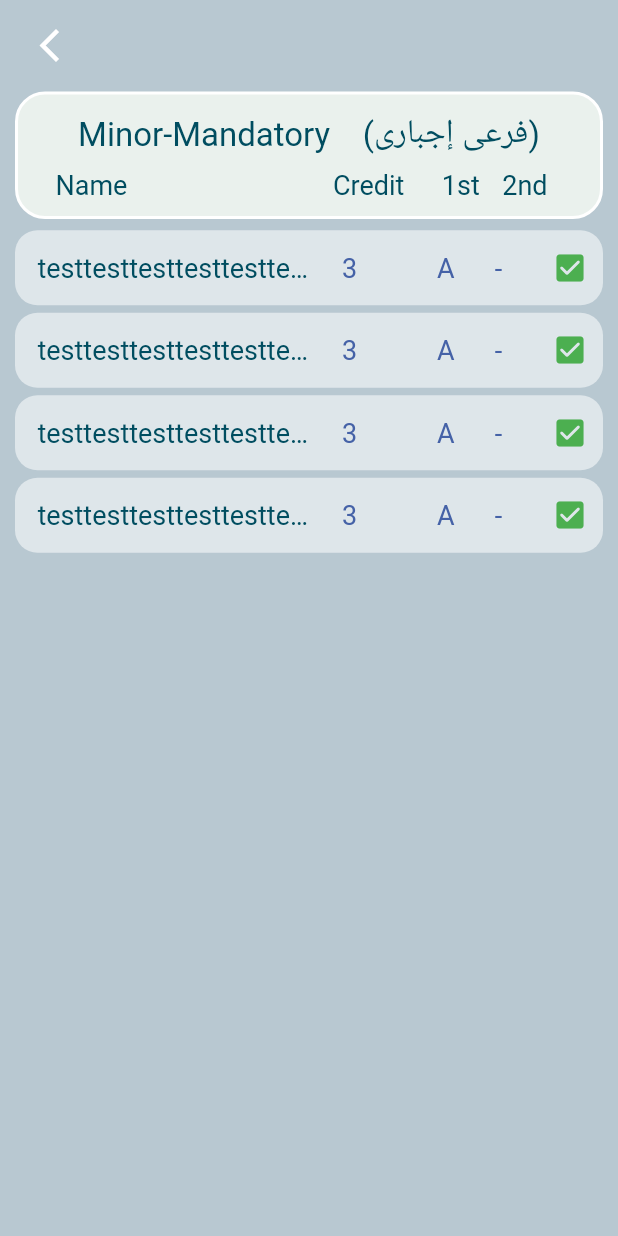
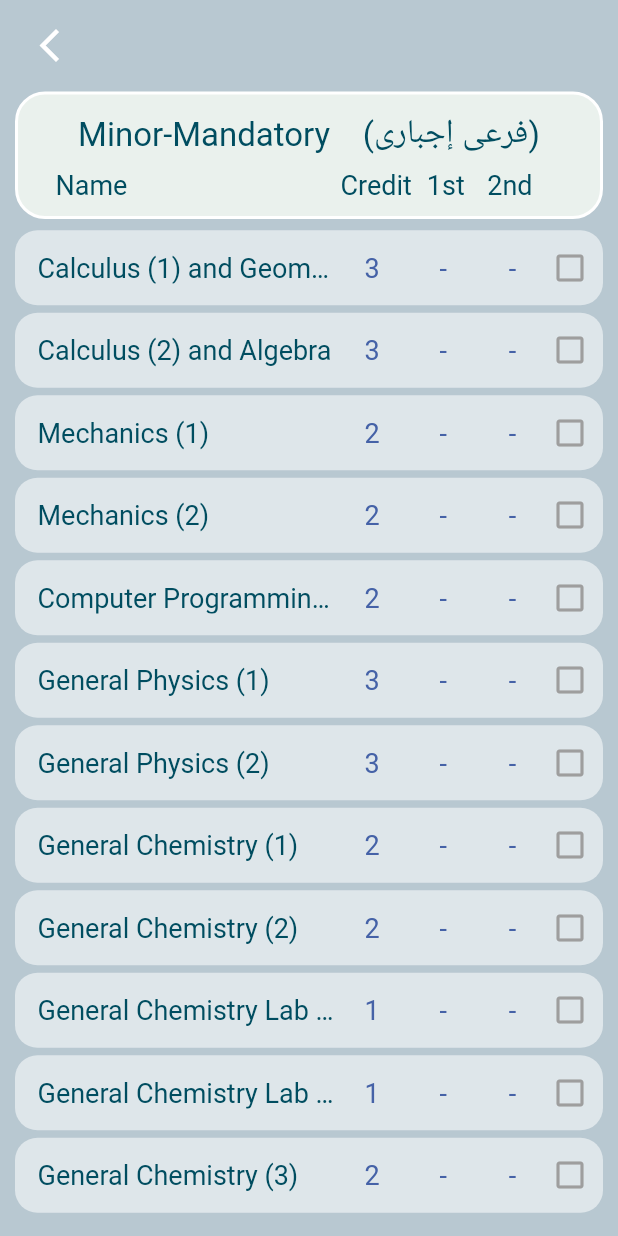
Before and after one commit to MahmoudAboHebil/cgpa_calculator_app_flutter, a Flutter app: the CoursesPage screen opened directly, on a phone screen of 412 x 824 dp. Run offline on Flutter 3.47's test engine with Material 2 defaults, Android fonts, the phone set to English and light mode, and no system bars; our stand-ins replace cloud_firestore, dropdown_button2, email_validator, firebase_auth, firebase_core, firebase_storage and 10 more; missing offline and left inert: dart:ffi, flutter_textfield_autocomplete, textfield_search; accounts and stored records are empty.

Commit message:
creating coursesBlock model at courses page.

```diff
--- a/lib/online app/collage_courses_data/natural_sciences_division.dart
+++ b/lib/online app/collage_courses_data/natural_sciences_division.dart
@@ -1,5 +1,5 @@
 class NaturalSciences {
-  static List collegeRequirementsCourses = [
+  static final List collegeRequirementsCourses = [
     calculus_1_andGeometry,
     calculus_2_andAlgebra,
     mechanics_1,
--- a/lib/online app/models/course.dart
+++ b/lib/online app/models/course.dart
@@ -191,8 +191,8 @@ class _CourseState extends State<Course> {
             Name, semesterID, widget.listCoursesInSemester)) {
           List<int> allSemesterIds = [];
           List<int> allSemesterIdsBeforeTheCurrentSemest = [];
-          print(earnCredit);
-          print(Name);
+          // print(earnCredit);
+          // print(Name);
           for (List semester in allSemesters) {
             for (List course in semester) {
               allSemesterIds.add(course[0]);
--- a/lib/online app/pages/courses_page.dart
+++ b/lib/online app/pages/courses_page.dart
@@ -64,7 +64,11 @@ class _CoursesPageState extends State<CoursesPage> {
               elevation: 0,
             ),
             backgroundColor: Color(0xffb8c8d1),
-            body: Center(child: CoursesBlock()),
+            body: Column(
+              children: [
+                Expanded(child: CoursesBlock()),
+              ],
+            ),
             // body: ListView.builder(
             //   shrinkWrap: true,
             //   itemCount: courseDataList.length,
@@ -89,21 +93,21 @@ class CoursesBlock extends StatefulWidget {
 
 class _CoursesBlockState extends State<CoursesBlock> {
   List listOfCourses = [
-    [
-      // 'Name',
-      // 'nameDetail',
-      // 'credit',
-      // 'grade1',
-      // 'grade2',
-      // 'check',
-    ],
+    // ['name', 'id', '3', 'A', null, true]
   ];
   void setData() {
     // substring(0, s.indexOf('.')
-    List list = NaturalSciences.collegeRequirementsCourses;
-    for (List course1 in list) {
+    setState(() {
+      listOfCourses = [];
+    });
+    for (List course1 in NaturalSciences.collegeRequirementsCourses) {
       List grade1 = [];
       List grade2 = [];
+      String nameDetail = course1[0];
+      String name = nameDetail.substring(0, nameDetail.indexOf('_'));
+      String credit = course1[1];
+      String id = course1[2];
+
       for (List semester in allSemesters) {
         for (List course2 in semester) {
           if (course1[0] == course2[1]) {
@@ -113,45 +117,86 @@ class _CoursesBlockState extends State<CoursesBlock> {
         }
       }
       if (grade1.isNotEmpty) {
-        if (grade2.isEmpty) {
+        String? grade = grade2[grade2.length - 1] ?? grade1[grade1.length - 1];
         setState(() {
           listOfCourses.add([
-              course1[0].substring(0, [course1[0].indexOf('_')]),
-              course1[0],
-              course1[1],
+            name,
+            id,
+            credit,
             grade1[grade1.length - 1],
-              null
+            grade2[grade2.length - 1],
+            (grade == null ||
+                    grade == 'F' ||
+                    grade == 'Non' ||
+                    grade == 'W' ||
+                    grade == 'U')
+                ? false
+                : true
           ]);
         });
       } else {
         setState(() {
-            listOfCourses.add([
-              course1[0].substring(0, [course1[0].indexOf('_')]),
-              course1[0],
-              course1[1],
-              grade1[grade1.length - 1],
-              grade2[grade2.length - 1],
-            ]);
+          listOfCourses.add([name, id, credit, null, null, false]);
         });
       }
-      } else {}
     }
+  }
+
+  @override
+  void initState() {
+    super.initState();
+    setData();
+    print(listOfCourses);
   }
 
   @override
   Widget build(BuildContext context) {
     return Container(
       margin: EdgeInsets.symmetric(horizontal: 10),
-      child: Column(
+      child: ListView(
+        shrinkWrap: true,
         children: [
           HeadTitle('Minor-Mandatory    (فرعى إجبارى)'),
-          CourseCard('testtesttesttesttesttesttesttest', '3', 'A', null, true),
-          CourseCard('testtesttesttesttesttesttesttest', '3', 'A', null, true),
-          CourseCard('testtesttesttesttesttesttesttest', '3', 'A', null, true),
-          CourseCard('testtesttesttesttesttesttesttest', '3', 'A', null, true),
+          ListView.builder(
+            itemBuilder: (context, index) {
+              return CourseCard(
+                  listOfCourses[index][0],
+                  listOfCourses[index][2],
+                  listOfCourses[index][3],
+                  listOfCourses[index][4],
+                  listOfCourses[index][5]);
+            },
+            shrinkWrap: true,
+            physics: NeverScrollableScrollPhysics(),
+            itemCount: listOfCourses.length,
+          ),
+          SizedBox(
+            height: 50,
+          )
         ],
       ),
     );
+    // SingleChildScrollView(
+    //   physics: AlwaysScrollableScrollPhysics(),
+    //   child: Column(
+    //     children: [
+    //       HeadTitle('Minor-Mandatory    (فرعى إجبارى)'),
+    //       ListView.builder(
+    //         itemBuilder: (context, index) {
+    //           return CourseCard(
+    //               listOfCourses[index][0],
+    //               listOfCourses[index][2],
+    //               listOfCourses[index][3],
+    //               listOfCourses[index][4],
+    //               listOfCourses[index][5]);
+    //         },
+    //         shrinkWrap: true,
+    //         // physics: AlwaysScrollableScrollPhysics(),
+    //         itemCount: listOfCourses.length,
+    //       ),
+    //     ],
+    //   ),
+    // );
   }
 }
 
@@ -194,6 +239,9 @@ class HeadTitle extends StatelessWidget {
                     ),
                   ),
                 ),
+                SizedBox(
+                  width: 5,
+                ),
                 Text(
                   'Credit',
                   style: TextStyle(
@@ -202,7 +250,7 @@ class HeadTitle extends StatelessWidget {
                   ),
                 ),
                 SizedBox(
-                  width: 25,
+                  width: 10,
                 ),
                 Text(
                   '1st',
@@ -248,7 +296,7 @@ class _CourseCardState extends State<CourseCard> {
     super.initState();
     setState(() {
       grade1 = widget.grade1 ?? '-';
-      grade2 = widget.grade2 ?? '-';
+      grade2 = widget.grade2 ?? '-  ';
     });
   }
 
@@ -288,20 +336,29 @@ class _CourseCardState extends State<CourseCard> {
                 ),
               ),
               SizedBox(
-                width: 5,
+                width: 20,
               ),
               Container(
-                width: 100,
-                alignment: Alignment.center,
+                width: 60,
+                // alignment: Alignment.center,
                 // decoration: BoxDecoration(
                 //     border: Border(bottom: BorderSide(color: Colors.white))),
-                child: Text(
-                  '$grade1      $grade2',
+                child: Row(
+                  mainAxisAlignment: MainAxisAlignment.spaceBetween,
+                  children: [
+                    Text(
+                      '$grade1',
                       style: TextStyle(fontSize: 18, color: Color(0xff4562a7)),
+                    ),
+                    Text(
+                      '$grade2',
+                      style: TextStyle(fontSize: 18, color: Color(0xff4562a7)),
+                    ),
+                  ],
                 ),
               ),
               SizedBox(
-                width: 5,
+                width: 15,
               ),
               widget.check
                   ? Icon(
```
Lines whose indentation alone changed are shown as unchanged.
